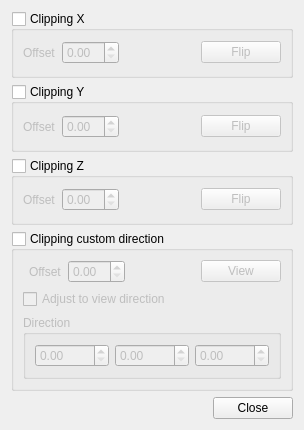
Qt form src/Gui/Clipping.ui (southseact-3d/fcd) before a commit.
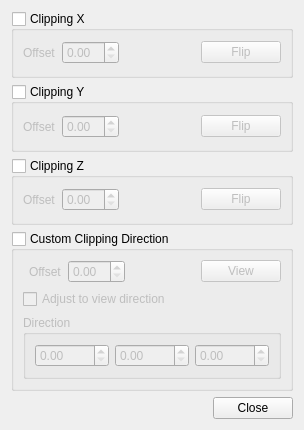
The same form after that commit.

```diff
--- a/src/Gui/Clipping.ui
+++ b/src/Gui/Clipping.ui
@@ -152,7 +152,7 @@
    <item row="3" column="0">
     <widget class="QGroupBox" name="groupBoxView">
      <property name="title">
-      <string>Clipping custom direction</string>
+      <string>Custom Clipping Direction</string>
      </property>
      <property name="checkable">
       <bool>true</bool>
```
